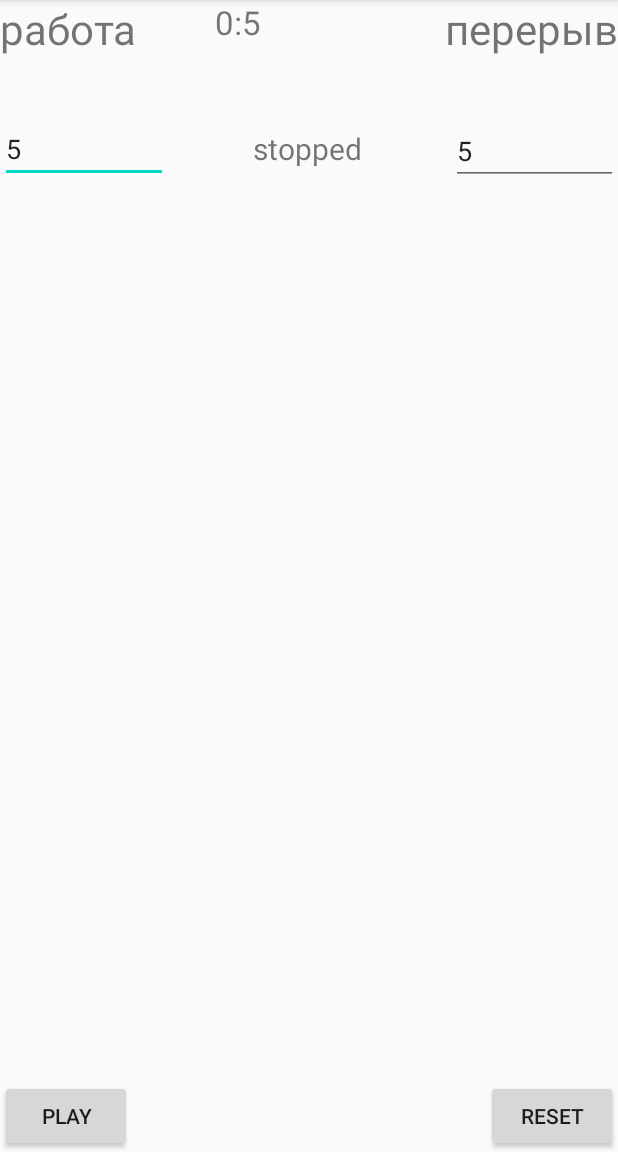
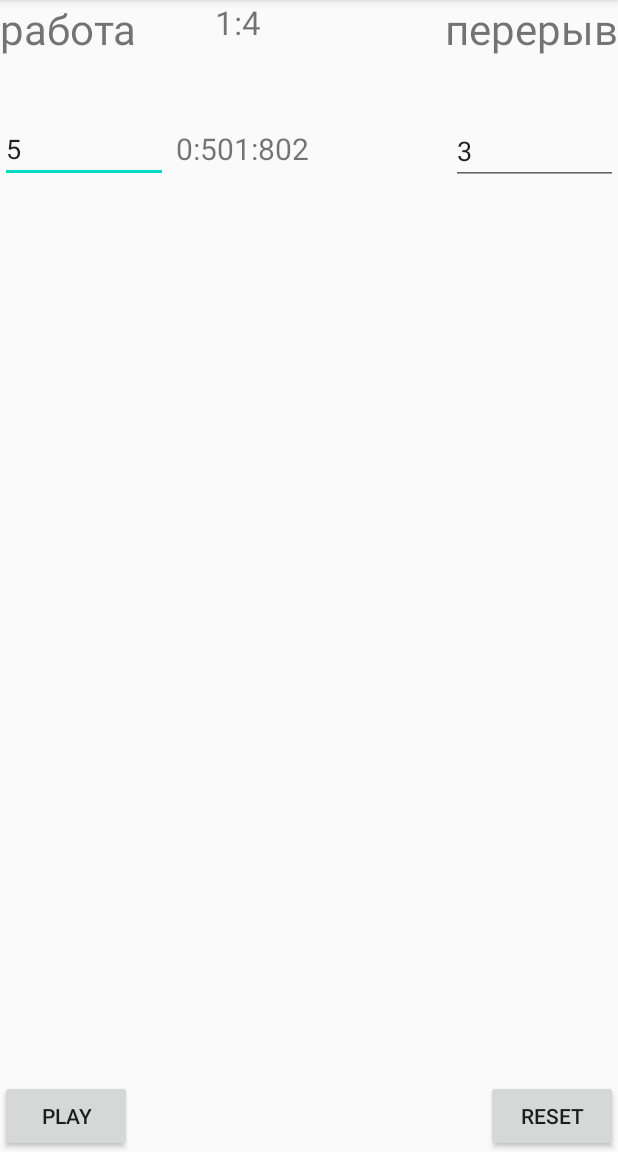
Before and after one commit to nnagibator228/pomidor_v2.0, an Android app: the screen it shows after launch (MainActivity), after a tap on "PLAY", on a phone screen of 412 x 824 dp, the part 84-1236 px from its top. Run offline under Robolectric (Android 15) with nearby library versions, the phone set to English and light mode, and no system bars.

Commit message:
something was fixed

```diff
--- a/app/src/main/java/com/example/myapplication/MainActivity.kt
+++ b/app/src/main/java/com/example/myapplication/MainActivity.kt
@@ -11,28 +11,45 @@ import kotlin.concurrent.scheduleAtFixedRate
 
 class MainActivity : AppCompatActivity() {
     var a = 0
+
+    var curr = true
     var play1 = true
 
     @SuppressLint("SetTextI18n")
     override fun onCreate(savedInstanceState: Bundle?) {
         super.onCreate(savedInstanceState)
         setContentView(R.layout.activity_main)
+        var a1 = work.text.toString().toInt()*100+1;
+        var a2 = relax.text.toString().toInt()*100+1+a1;
+        var c =0
+        current.text = "$a:$a1:$a2"
         reset.setOnClickListener {
             play1 = false
             a = 0
         }
         play.setOnClickListener {
             play1 = !play1
-            current.text = "stopped"
         }
         val timer1 = Timer("schedule", true);
-        timer1.scheduleAtFixedRate(100, 100) {
+        timer1.scheduleAtFixedRate(10, 10) {
             if(play1) {
                 a += 1
             }
             this@MainActivity.runOnUiThread(java.lang.Runnable {
                 timer.text =  (a / 100).toString() + ":" +(a % 100).toString()
             })
+            if(a == a1 && curr){
+                c+=1
+                a1 = a+a2-c*work.text.toString().toInt()
+                current.text = "$a:$a1:$a2"
+                curr = !curr
+            }
+            if(a == a2 && !curr){
+                c+=1
+                a2 = a+a1-c*relax.text.toString().toInt()
+                current.text = "$a:$a1:$a2"
+                curr = !curr
+            }
         }
     }
 
--- a/app/src/main/res/layout/activity_main.xml
+++ b/app/src/main/res/layout/activity_main.xml
@@ -56,14 +56,14 @@
         android:layout_height="45dp"
         android:layout_marginTop="40dp"
         android:hint="hint"
-        android:text="5"
+        android:text="3"
         app:layout_constraintEnd_toEndOf="parent"
         app:layout_constraintTop_toBottomOf="@+id/textView2" />
 
     <TextView
         android:id="@+id/current"
-        android:layout_width="80dp"
-        android:layout_height="32dp"
+        android:layout_width="178dp"
+        android:layout_height="33dp"
         android:layout_marginTop="56dp"
         android:text="работа"
         android:textSize="20sp"
```
